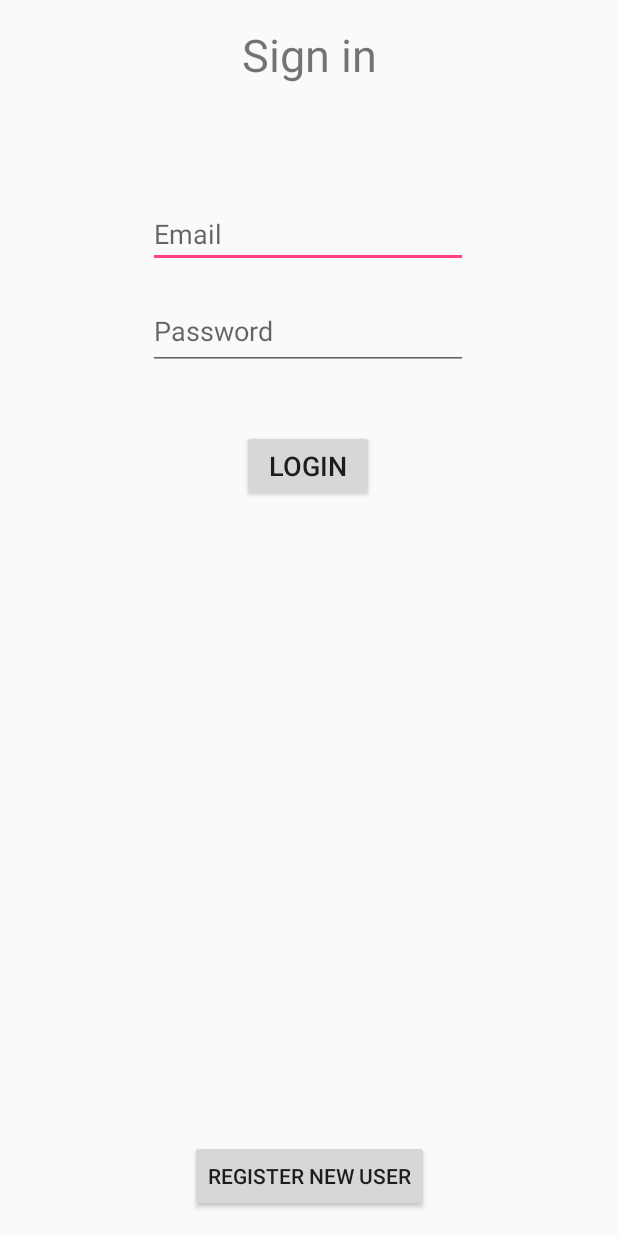
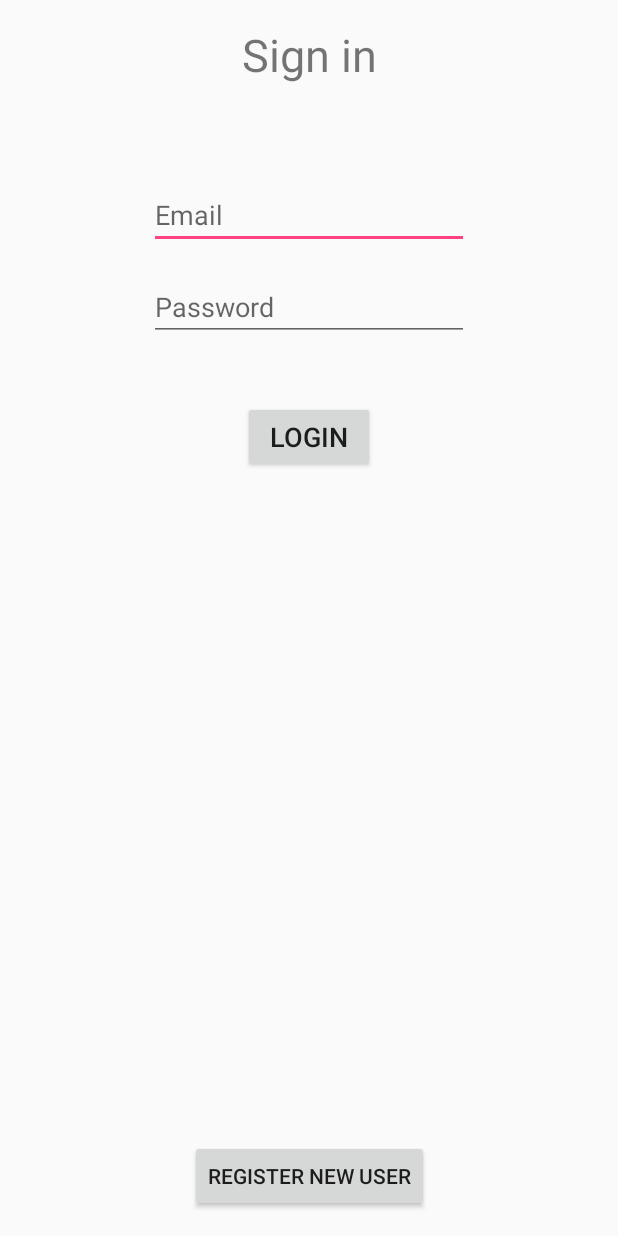
Before and after one commit to DanielHH/looking-for-group, an Android app: the screen it shows after launch (LoginActivity), on a phone screen of 412 x 824 dp. Run offline under Robolectric (Android 15) with nearby library versions, the phone set to English and light mode, and no system bars.

Commit message:
fixed some xml-stuff

```diff
--- a/app/src/main/res/layout/activity_login.xml
+++ b/app/src/main/res/layout/activity_login.xml
@@ -8,12 +8,12 @@
 
     <TextView
         android:id="@+id/loginHeadline"
-        android:layout_width="199dp"
-        android:layout_height="53dp"
+        android:layout_width="match_parent"
+        android:layout_height="wrap_content"
         android:layout_marginTop="16dp"
         android:text="@string/headline_login"
         android:textAlignment="center"
-        android:textSize="30sp"
+        android:textSize="30dp"
         app:layout_constraintEnd_toEndOf="parent"
         app:layout_constraintStart_toStartOf="parent"
         app:layout_constraintTop_toTopOf="parent" />
@@ -27,20 +27,18 @@
         android:hint="@string/email_login"
         android:inputType="textEmailAddress"
         app:layout_constraintEnd_toEndOf="parent"
-        app:layout_constraintHorizontal_bias="0.497"
         app:layout_constraintStart_toStartOf="parent"
         app:layout_constraintTop_toBottomOf="@+id/loginHeadline" />
 
     <EditText
         android:id="@+id/passwordLogin"
         android:layout_width="wrap_content"
-        android:layout_height="52dp"
+        android:layout_height="wrap_content"
         android:layout_marginTop="16dp"
         android:ems="10"
         android:hint="@string/password_login"
         android:inputType="textPassword"
         app:layout_constraintEnd_toEndOf="parent"
-        app:layout_constraintHorizontal_bias="0.497"
         app:layout_constraintStart_toStartOf="parent"
         app:layout_constraintTop_toBottomOf="@+id/emailLogin" />
 
@@ -51,9 +49,8 @@
         android:layout_marginTop="40dp"
         android:text="@string/button_login"
         android:textAlignment="center"
-        android:textSize="18sp"
+        android:textSize="18dp"
         app:layout_constraintEnd_toEndOf="parent"
-        app:layout_constraintHorizontal_bias="0.498"
         app:layout_constraintStart_toStartOf="parent"
         app:layout_constraintTop_toBottomOf="@+id/passwordLogin" />
 
--- a/app/src/main/res/layout/content_main.xml
+++ b/app/src/main/res/layout/content_main.xml
@@ -10,8 +10,8 @@
 
     <EditText
         android:id="@+id/editText"
-        android:layout_width="0dp"
-        android:layout_height="47dp"
+        android:layout_width="wrap_content"
+        android:layout_height="wrap_content"
         android:layout_marginStart="16dp"
         android:layout_marginTop="16dp"
         android:ems="10"
```
Also changed, not shown: app/src/main/res/layout/activity_register_user.xml (+4 -4 lines).
